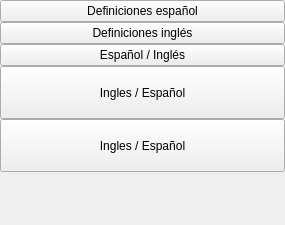
Qt form bqViewer/ui/DictionaryLayer.ui (bq/cervantes) before a commit.
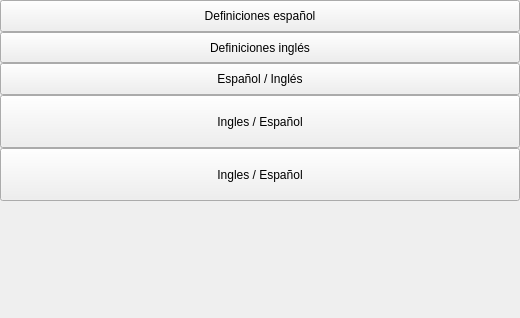
The same form after that commit. Custom widgets are drawn as their Qt base class.

What changed in the file:
```diff
--- a/bqViewer/ui/DictionaryLayer.ui
+++ b/bqViewer/ui/DictionaryLayer.ui
@@ -6,20 +6,20 @@
    <rect>
     <x>0</x>
     <y>0</y>
-    <width>285</width>
-    <height>225</height>
+    <width>403</width>
+    <height>318</height>
    </rect>
   </property>
   <property name="minimumSize">
    <size>
-    <width>285</width>
-    <height>225</height>
+    <width>0</width>
+    <height>0</height>
    </size>
   </property>
   <property name="maximumSize">
    <size>
-    <width>285</width>
-    <height>225</height>
+    <width>403</width>
+    <height>318</height>
    </size>
   </property>
   <property name="focusPolicy">
@@ -58,7 +58,7 @@
         <property name="maximumSize">
          <size>
           <width>16777215</width>
-          <height>53</height>
+          <height>75</height>
          </size>
         </property>
         <property name="focusPolicy">
@@ -83,7 +83,7 @@
         <property name="maximumSize">
          <size>
           <width>16777215</width>
-          <height>53</height>
+          <height>75</height>
          </size>
         </property>
         <property name="focusPolicy">
@@ -108,7 +108,7 @@
         <property name="maximumSize">
          <size>
           <width>16777215</width>
-          <height>53</height>
+          <height>75</height>
          </size>
         </property>
         <property name="focusPolicy">
@@ -138,8 +138,8 @@
         </property>
         <property name="maximumSize">
          <size>
-          <width>480</width>
-          <height>53</height>
+          <width>679</width>
+          <height>75</height>
          </size>
         </property>
         <property name="focusPolicy">
@@ -169,8 +169,8 @@
         </property>
         <property name="maximumSize">
          <size>
-          <width>480</width>
-          <height>53</height>
+          <width>679</width>
+          <height>75</height>
          </size>
         </property>
         <property name="focusPolicy">
@@ -191,8 +191,8 @@
         </property>
         <property name="sizeHint" stdset="0">
          <size>
-          <width>20</width>
-          <height>40</height>
+          <width>28</width>
+          <height>57</height>
          </size>
         </property>
        </spacer>
```
Left out of the diff: 16 changed lines with no effect on the pictures.
